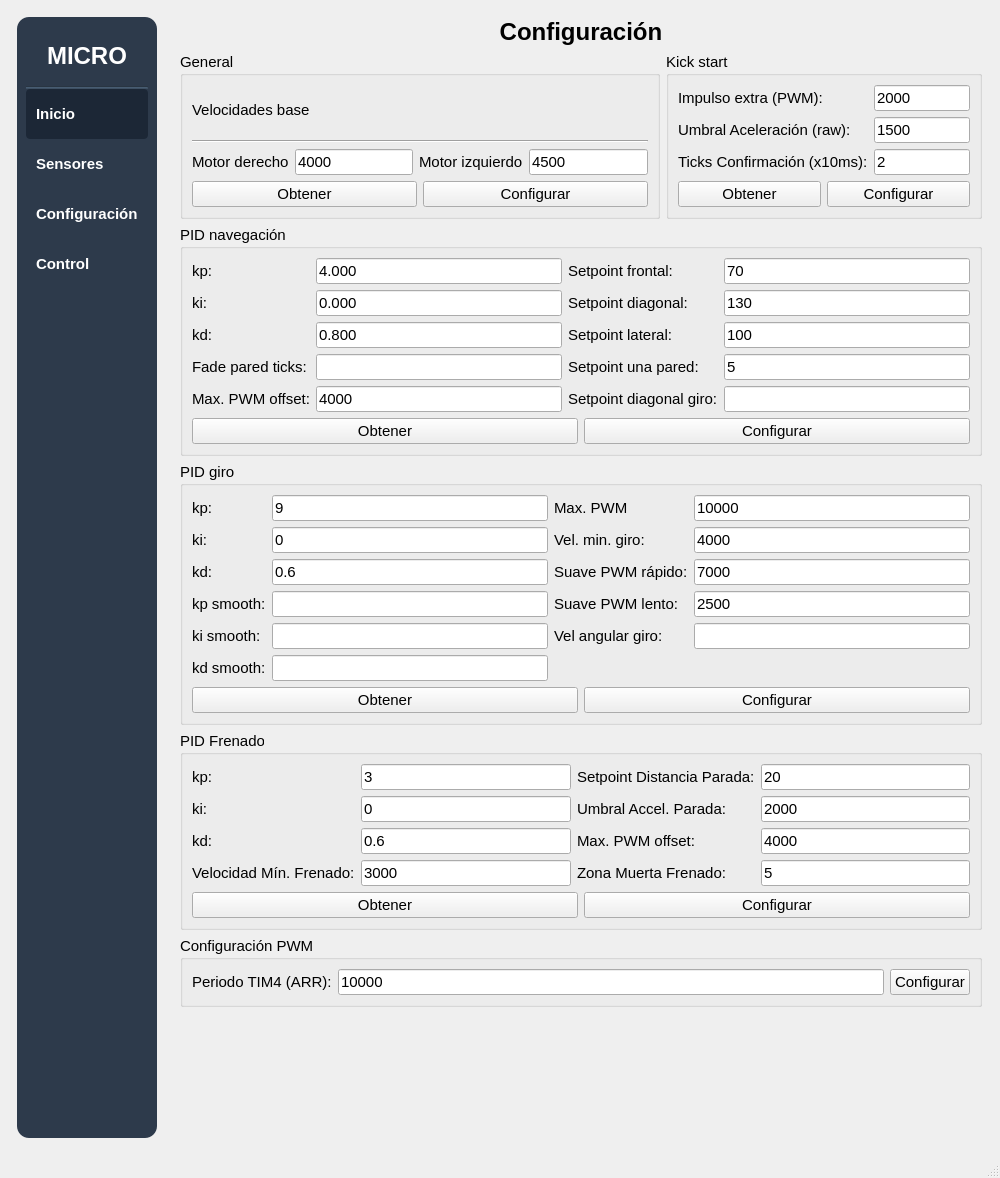
This is mainwindow.ui in IvanLeiCas22/HMI_MICROMOUSE_V4 as Qt 5 draws it before an edit. The edited form follows.
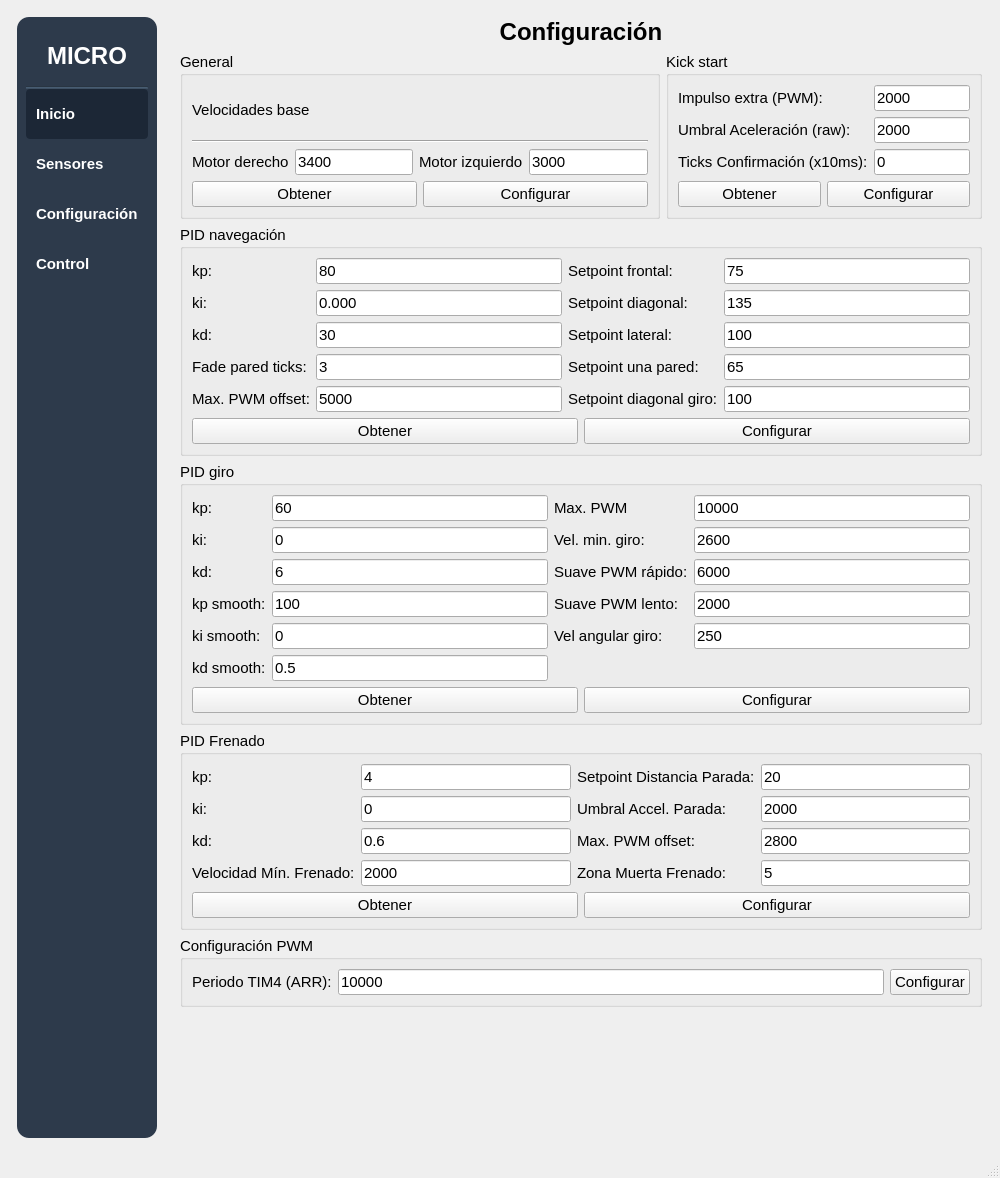
This is the edited form.

Patch:
```diff
--- a/mainwindow.ui
+++ b/mainwindow.ui
@@ -1530,7 +1530,7 @@
                <item>
                 <widget class="QLineEdit" name="editRightMotorBaseSpeed">
                  <property name="text">
-                  <string>4000</string>
+                  <string>3400</string>
                  </property>
                 </widget>
                </item>
@@ -1544,7 +1544,7 @@
                <item>
                 <widget class="QLineEdit" name="editLeftMotorBaseSpeed">
                  <property name="text">
-                  <string>4500</string>
+                  <string>3000</string>
                  </property>
                 </widget>
                </item>
@@ -1603,7 +1603,7 @@
                <item row="1" column="1">
                 <widget class="QLineEdit" name="editAccelThreshold">
                  <property name="text">
-                  <string>1500</string>
+                  <string>2000</string>
                  </property>
                 </widget>
                </item>
@@ -1617,7 +1617,7 @@
                <item row="2" column="1">
                 <widget class="QLineEdit" name="editConfirmTicks">
                  <property name="text">
-                  <string>2</string>
+                  <string>0</string>
                  </property>
                 </widget>
                </item>
@@ -1671,21 +1671,21 @@
              <item row="3" column="4">
               <widget class="QLineEdit" name="editSetpointOneWall">
                <property name="text">
-                <string>5</string>
+                <string>65</string>
                </property>
               </widget>
              </item>
              <item row="0" column="4">
               <widget class="QLineEdit" name="editSetpointFront">
                <property name="text">
-                <string>70</string>
+                <string>75</string>
                </property>
               </widget>
              </item>
              <item row="0" column="1">
               <widget class="QLineEdit" name="editKpNav">
                <property name="text">
-                <string>4.000</string>
+                <string>80</string>
                </property>
               </widget>
              </item>
@@ -1720,7 +1720,7 @@
              <item row="1" column="4">
               <widget class="QLineEdit" name="editSetpointDiagonal">
                <property name="text">
-                <string>130</string>
+                <string>135</string>
                </property>
               </widget>
              </item>
@@ -1748,7 +1748,7 @@
              <item row="2" column="1">
               <widget class="QLineEdit" name="editKdNav">
                <property name="text">
-                <string>0.800</string>
+                <string>30</string>
                </property>
               </widget>
              </item>
@@ -1762,7 +1762,7 @@
              <item row="5" column="1">
               <widget class="QLineEdit" name="editMaxPwmOffsetNav">
                <property name="text">
-                <string>4000</string>
+                <string>5000</string>
                </property>
               </widget>
              </item>
@@ -1776,7 +1776,7 @@
              <item row="5" column="4">
               <widget class="QLineEdit" name="editSetpointDiagSmoothTurn">
                <property name="text">
-                <string/>
+                <string>100</string>
                </property>
               </widget>
              </item>
@@ -1790,7 +1790,7 @@
              <item row="3" column="1">
               <widget class="QLineEdit" name="editWallFadeTicks">
                <property name="text">
-                <string/>
+                <string>3</string>
                </property>
               </widget>
              </item>
@@ -1828,14 +1828,14 @@
              <item row="2" column="1">
               <widget class="QLineEdit" name="editKdTurn">
                <property name="text">
-                <string>0.6</string>
+                <string>6</string>
                </property>
               </widget>
              </item>
              <item row="2" column="3">
               <widget class="QLineEdit" name="editFasterMotorSmooth">
                <property name="text">
-                <string>7000</string>
+                <string>6000</string>
                </property>
               </widget>
              </item>
@@ -1856,7 +1856,7 @@
              <item row="1" column="3">
               <widget class="QLineEdit" name="editMinTurnSpeed">
                <property name="text">
-                <string>4000</string>
+                <string>2600</string>
                </property>
               </widget>
              </item>
@@ -1891,14 +1891,14 @@
              <item row="0" column="1">
               <widget class="QLineEdit" name="editKpTurn">
                <property name="text">
-                <string>9</string>
+                <string>60</string>
                </property>
               </widget>
              </item>
              <item row="3" column="3">
               <widget class="QLineEdit" name="editSlowerMotorSmooth">
                <property name="text">
-                <string>2500</string>
+                <string>2000</string>
                </property>
               </widget>
              </item>
@@ -1945,13 +1945,25 @@
               </widget>
              </item>
              <item row="3" column="1">
-              <widget class="QLineEdit" name="editKpSmoothTurn"/>
+              <widget class="QLineEdit" name="editKpSmoothTurn">
+               <property name="text">
+                <string>100</string>
+               </property>
+              </widget>
              </item>
              <item row="4" column="1">
-              <widget class="QLineEdit" name="editKiSmoothTurn"/>
+              <widget class="QLineEdit" name="editKiSmoothTurn">
+               <property name="text">
+                <string>0</string>
+               </property>
+              </widget>
              </item>
              <item row="5" column="1">
-              <widget class="QLineEdit" name="editKdSmoothTurn"/>
+              <widget class="QLineEdit" name="editKdSmoothTurn">
+               <property name="text">
+                <string>0.5</string>
+               </property>
+              </widget>
              </item>
              <item row="4" column="2">
               <widget class="QLabel" name="label_51">
@@ -1963,7 +1975,7 @@
              <item row="4" column="3">
               <widget class="QLineEdit" name="editTurnAngularSpeed">
                <property name="text">
-                <string/>
+                <string>250</string>
                </property>
               </widget>
              </item>
@@ -2008,7 +2020,7 @@
              <item row="0" column="1">
               <widget class="QLineEdit" name="editKpBraking">
                <property name="text">
-                <string>3</string>
+                <string>4</string>
                </property>
               </widget>
              </item>
@@ -2078,7 +2090,7 @@
              <item row="2" column="3">
               <widget class="QLineEdit" name="editBrakingMaxSpeed">
                <property name="text">
-                <string>4000</string>
+                <string>2800</string>
                </property>
               </widget>
              </item>
@@ -2092,7 +2104,7 @@
              <item row="3" column="1">
               <widget class="QLineEdit" name="editBrakingMinSpeed">
                <property name="text">
-                <string>3000</string>
+                <string>2000</string>
                </property>
               </widget>
              </item>
```
